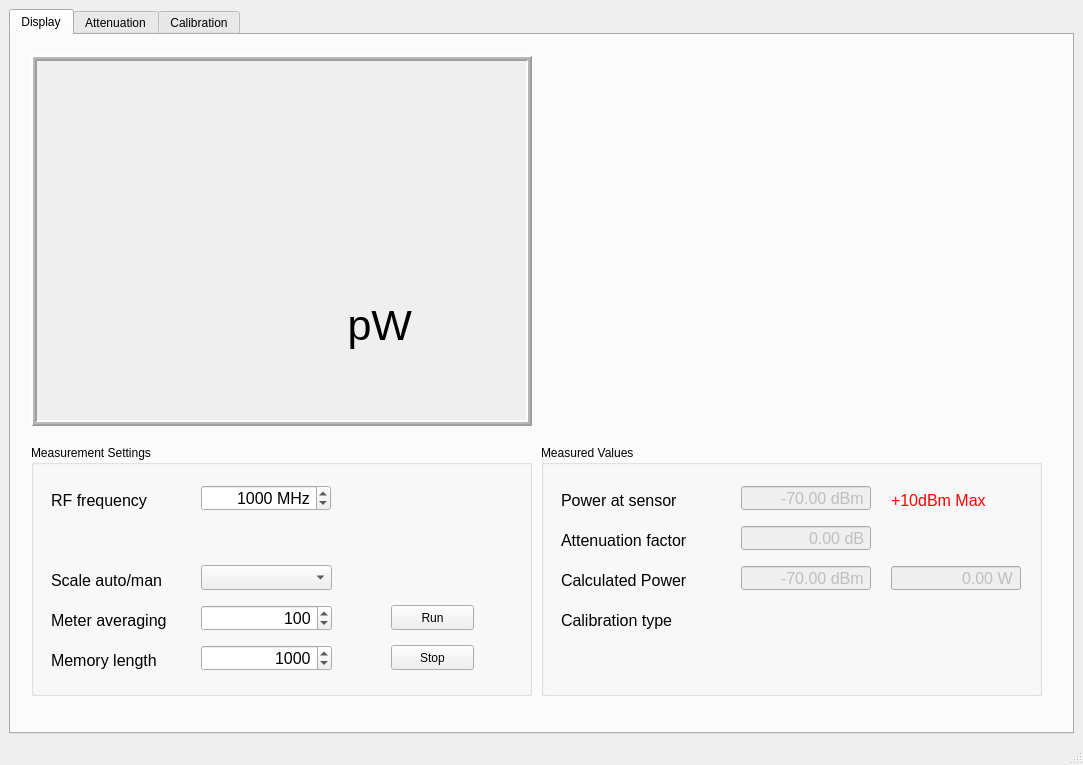
This is powerMeter.ui in g4ixt/RFPowerMeter as Qt 5 draws it before an edit. The edited form follows.
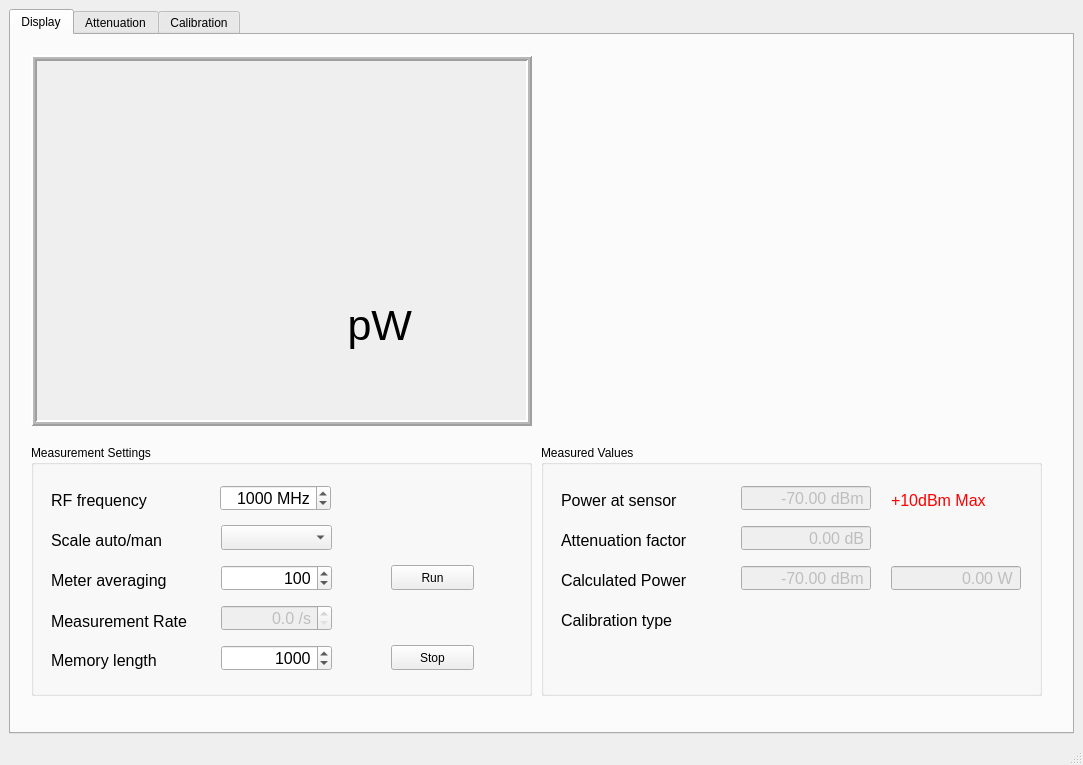
This is the edited form. Custom widgets are drawn as their Qt base class.

Commit message:
power scope x axis update
power scope x-axis chnaged from measurement number to elapsed time in seconds.

Exception handling added for out-of-range spi values

Diff of the .ui file:
```diff
--- a/powerMeter.ui
+++ b/powerMeter.ui
@@ -124,9 +124,9 @@
         <widget class="QSpinBox" name="freqBox">
          <property name="geometry">
           <rect>
-           <x>170</x>
+           <x>189</x>
            <y>40</y>
-           <width>130</width>
+           <width>111</width>
            <height>26</height>
           </rect>
          </property>
@@ -176,7 +176,7 @@
          <property name="geometry">
           <rect>
            <x>20</x>
-           <y>120</y>
+           <y>80</y>
            <width>131</width>
            <height>30</height>
           </rect>
@@ -193,9 +193,9 @@
         <widget class="QSpinBox" name="averaging">
          <property name="geometry">
           <rect>
-           <x>170</x>
-           <y>160</y>
-           <width>131</width>
+           <x>190</x>
+           <y>120</y>
+           <width>111</width>
            <height>26</height>
           </rect>
          </property>
@@ -214,7 +214,7 @@
           <set>Qt::AlignRight|Qt::AlignTrailing|Qt::AlignVCenter</set>
          </property>
          <property name="minimum">
-          <number>10</number>
+          <number>1</number>
          </property>
          <property name="maximum">
           <number>1000</number>
@@ -247,9 +247,9 @@
         <widget class="QComboBox" name="Scale">
          <property name="geometry">
           <rect>
-           <x>170</x>
-           <y>120</y>
-           <width>131</width>
+           <x>190</x>
+           <y>80</y>
+           <width>111</width>
            <height>25</height>
           </rect>
          </property>
@@ -262,9 +262,9 @@
         <widget class="QSpinBox" name="dequeLength">
          <property name="geometry">
           <rect>
-           <x>170</x>
+           <x>190</x>
            <y>200</y>
-           <width>131</width>
+           <width>111</width>
            <height>26</height>
           </rect>
          </property>
@@ -293,7 +293,7 @@
          <property name="geometry">
           <rect>
            <x>20</x>
-           <y>160</y>
+           <y>120</y>
            <width>141</width>
            <height>30</height>
           </rect>
@@ -311,7 +311,7 @@
          <property name="geometry">
           <rect>
            <x>360</x>
-           <y>160</y>
+           <y>120</y>
            <width>83</width>
            <height>25</height>
           </rect>
@@ -333,6 +333,54 @@
           <string>Stop</string>
          </property>
         </widget>
+        <widget class="QDoubleSpinBox" name="measurementRate">
+         <property name="enabled">
+          <bool>false</bool>
+         </property>
+         <property name="geometry">
+          <rect>
+           <x>190</x>
+           <y>160</y>
+           <width>111</width>
+           <height>26</height>
+          </rect>
+         </property>
+         <property name="font">
+          <font>
+           <pointsize>12</pointsize>
+          </font>
+         </property>
+         <property name="alignment">
+          <set>Qt::AlignRight|Qt::AlignTrailing|Qt::AlignVCenter</set>
+         </property>
+         <property name="suffix">
+          <string> /s</string>
+         </property>
+         <property name="decimals">
+          <number>1</number>
+         </property>
+         <property name="maximum">
+          <double>10000.000000000000000</double>
+         </property>
+        </widget>
+        <widget class="QLabel" name="label">
+         <property name="geometry">
+          <rect>
+           <x>20</x>
+           <y>168</y>
+           <width>171</width>
+           <height>17</height>
+          </rect>
+         </property>
+         <property name="font">
+          <font>
+           <pointsize>12</pointsize>
+          </font>
+         </property>
+         <property name="text">
+          <string>Measurement Rate</string>
+         </property>
+        </widget>
        </widget>
        <widget class="PlotWidget" name="graphWidget" native="true">
         <property name="geometry">
```
The commit also changes 2 other files.
